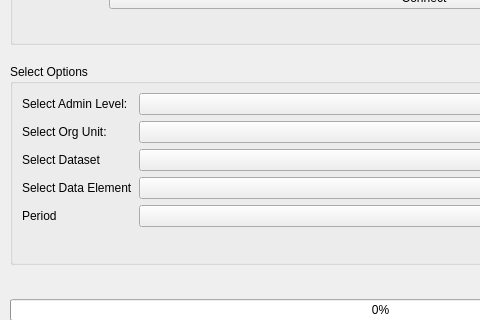
Old version of the form afpolgis_dialog_base.ui in the repository KipSigei/afpolgis-data-connector; both pictures show x 0 to 480 and y 162 to 482 of the 876 by 775 pixel window.
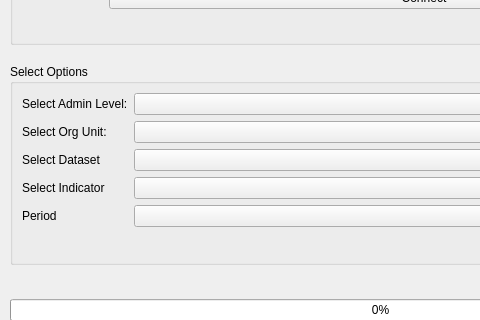
New version of the form. The open tabs and pages were chosen to show the change. Icons and pictures are not drawn. Custom widgets are drawn as their Qt base class.

Commit message: DHIS: Build data from analytics endpoint WIP

What changed in the file:
```diff
--- a/afpolgis_dialog_base.ui
+++ b/afpolgis_dialog_base.ui
@@ -1168,7 +1168,7 @@
       <item row="3" column="0">
        <widget class="QLabel" name="label_5">
         <property name="text">
-         <string>Select Data Element</string>
+         <string>Select Indicator</string>
         </property>
        </widget>
       </item>
```
Left out of the diff: 4 changed lines with no effect on the pictures. The commit also changes 3 other files.
